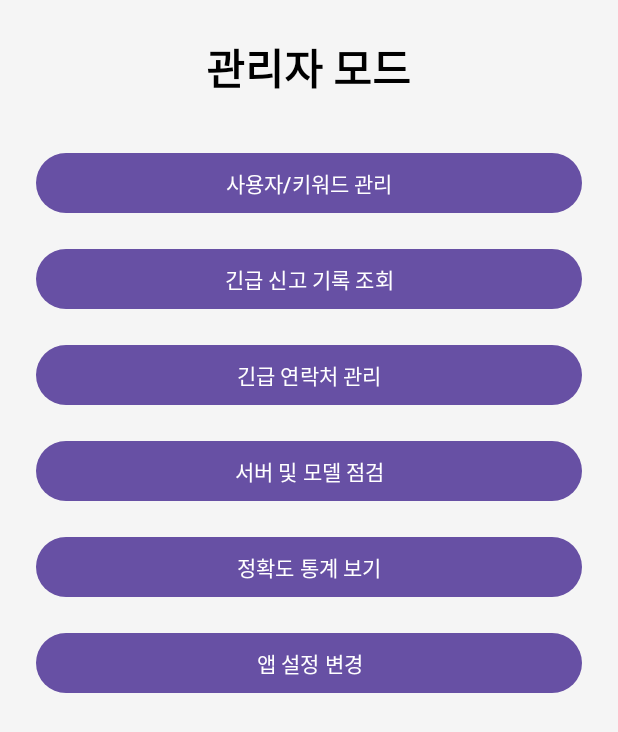
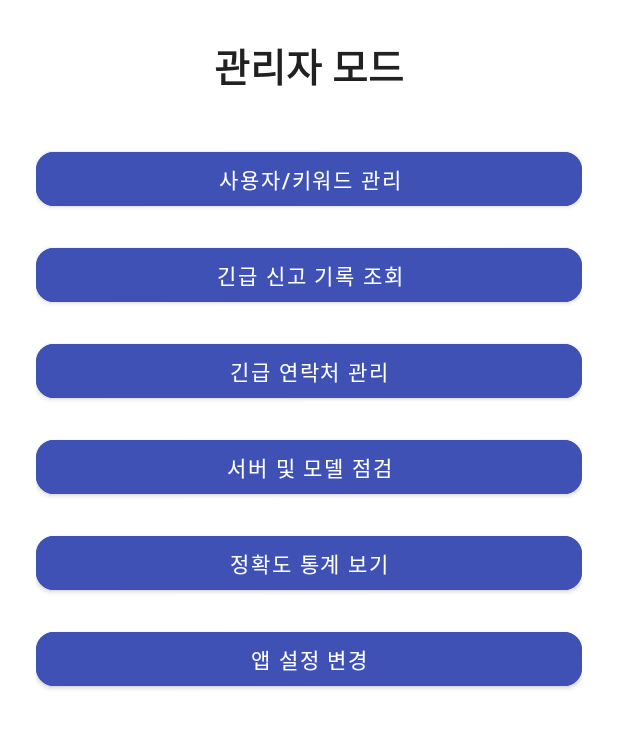
Before and after one commit to ilmong06/finalproject, an Android app: the layout activity_admin.xml on its own in the app's theme, with its tools: preview values and no code run, on a phone screen of 412 x 824 dp. Shown: the top 732 px of the screen. Run offline under Robolectric (Android 15) with nearby library versions, the phone set to English and light mode, and no system bars.

```diff
--- a/app/src/main/res/layout/activity_admin.xml
+++ b/app/src/main/res/layout/activity_admin.xml
@@ -1,75 +1,76 @@
 <?xml version="1.0" encoding="utf-8"?>
 <ScrollView xmlns:android="http://schemas.android.com/apk/res/android"
+    xmlns:app="http://schemas.android.com/apk/res-auto"
     android:layout_width="match_parent"
     android:layout_height="match_parent"
     android:fitsSystemWindows="true"
-    android:background="#F5F5F5">
+    android:background="@color/white">
 
     <LinearLayout
         android:layout_width="match_parent"
         android:layout_height="wrap_content"
         android:orientation="vertical"
-        android:padding="24dp"
-        android:gravity="center_horizontal">
+        android:gravity="center_horizontal"
+        android:padding="24dp">
 
-        <!-- 타이틀 -->
+        <!-- 🧭 타이틀 -->
         <TextView
             android:id="@+id/adminTitle"
             android:layout_width="wrap_content"
             android:layout_height="wrap_content"
             android:text="@string/admin_mode"
-            android:textSize="28sp"
-            android:textColor="#000000"
-            android:textStyle="bold"
-            android:layout_marginBottom="32dp"/>
+            android:textAppearance="@style/TitleText"
+            android:textSize="26sp"
+            android:layout_marginBottom="32dp"
+            android:textAlignment="center" />
 
-        <!-- 사용자/키워드 관리 버튼 -->
-        <Button
+        <!-- 🛠️ 관리자 버튼 목록 -->
+        <com.google.android.material.button.MaterialButton
             android:id="@+id/btnManageUsers"
+            style="@style/PrimaryButton"
             android:layout_width="match_parent"
             android:layout_height="wrap_content"
             android:text="@string/admin_user"
-            android:layout_marginBottom="16dp"/>
+            android:layout_marginBottom="16dp" />
 
-        <!-- 긴급 신고 기록 조회 버튼 -->
-        <Button
+        <com.google.android.material.button.MaterialButton
             android:id="@+id/btnViewReports"
+            style="@style/PrimaryButton"
             android:layout_width="match_parent"
             android:layout_height="wrap_content"
             android:text="@string/search_record"
-            android:layout_marginBottom="16dp"/>
+            android:layout_marginBottom="16dp" />
 
-        <!-- 긴급 연락처 관리 버튼 -->
-        <Button
+        <com.google.android.material.button.MaterialButton
             android:id="@+id/btnManageContacts"
+            style="@style/PrimaryButton"
             android:layout_width="match_parent"
             android:layout_height="wrap_content"
             android:text="@string/admin_phnum"
-            android:layout_marginBottom="16dp"/>
+            android:layout_marginBottom="16dp" />
 
-        <!-- 서버 및 모델 상태 점검 버튼 -->
-        <Button
+        <com.google.android.material.button.MaterialButton
             android:id="@+id/btnCheckServer"
+            style="@style/PrimaryButton"
             android:layout_width="match_parent"
             android:layout_height="wrap_content"
             android:text="@string/check_server_model"
-            android:layout_marginBottom="16dp"/>
+            android:layout_marginBottom="16dp" />
 
-        <!-- 인식 통계 보기 버튼 -->
-        <Button
+        <com.google.android.material.button.MaterialButton
             android:id="@+id/btnViewStatistics"
+            style="@style/PrimaryButton"
             android:layout_width="match_parent"
             android:layout_height="wrap_content"
             android:text="@string/accuracy"
-            android:layout_marginBottom="16dp"/>
+            android:layout_marginBottom="16dp" />
 
-        <!-- 앱 설정 변경 버튼 -->
-        <Button
+        <com.google.android.material.button.MaterialButton
             android:id="@+id/btnAppSettings"
+            style="@style/PrimaryButton"
             android:layout_width="match_parent"
             android:layout_height="wrap_content"
             android:text="@string/app_setting"
-            android:layout_marginBottom="32dp"/>
-
+            android:layout_marginBottom="32dp" />
     </LinearLayout>
 </ScrollView>
--- a/app/src/main/res/layout/activity_delete_confirm.xml
+++ b/app/src/main/res/layout/activity_delete_confirm.xml
@@ -47,8 +47,8 @@
                 android:layout_height="wrap_content"
                 android:layout_weight="1"
                 android:text="예"
+                style="@style/PrimaryButton"
                 android:textColor="@color/white"
-                android:background="@drawable/rounded_button"
                 android:textAllCaps="false"
                 android:layout_marginEnd="8dp"/>
 
@@ -58,8 +58,8 @@
                 android:layout_height="wrap_content"
                 android:layout_weight="1"
                 android:text="아니오"
+                style="@style/PrimaryButton"
                 android:textColor="@color/white"
-                android:background="@drawable/rounded_button"
                 android:textAllCaps="false"/>
         </LinearLayout>
     </LinearLayout>
```
